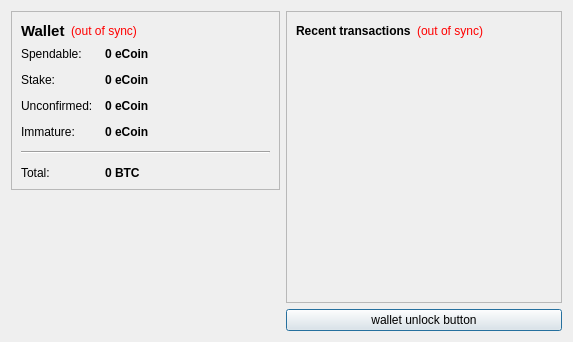
Old version of the form src/qt/forms/overviewpage.ui in the repository btcdream/ecoin.
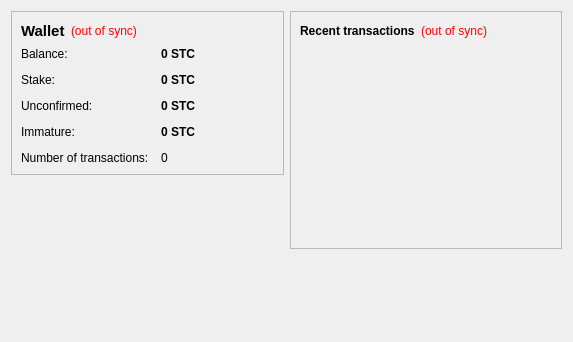
New version of the form. Icons and pictures are not drawn.

What changed in the file:
```diff
--- a/src/qt/forms/overviewpage.ui
+++ b/src/qt/forms/overviewpage.ui
@@ -13,7 +13,7 @@
   <property name="windowTitle">
    <string>Form</string>
   </property>
-  <layout class="QHBoxLayout" name="horizontalLayout" stretch="0,0">
+  <layout class="QHBoxLayout" name="horizontalLayout" stretch="1,1">
    <item>
     <layout class="QVBoxLayout" name="verticalLayout_2">
      <item>
@@ -86,7 +86,7 @@
           <item row="0" column="0">
            <widget class="QLabel" name="label">
             <property name="text">
-             <string>Spendable:</string>
+             <string>Balance:</string>
             </property>
            </widget>
           </item>
@@ -105,7 +105,7 @@
              <string>Your current spendable balance</string>
             </property>
             <property name="text">
-             <string notr="true">0 eCoin</string>
+             <string notr="true">0 STC</string>
             </property>
             <property name="textInteractionFlags">
              <set>Qt::LinksAccessibleByMouse|Qt::TextSelectableByKeyboard|Qt::TextSelectableByMouse</set>
@@ -134,7 +134,7 @@
              <string>Total of coins that was staked, and do not yet count toward the current balance</string>
             </property>
             <property name="text">
-             <string notr="true">0 eCoin</string>
+             <string notr="true">0 STC</string>
             </property>
             <property name="textInteractionFlags">
              <set>Qt::LinksAccessibleByMouse|Qt::TextSelectableByKeyboard|Qt::TextSelectableByMouse</set>
@@ -163,7 +163,7 @@
              <string>Total of transactions that have yet to be confirmed, and do not yet count toward the current balance</string>
             </property>
             <property name="text">
-             <string notr="true">0 eCoin</string>
+             <string notr="true">0 STC</string>
             </property>
             <property name="textInteractionFlags">
              <set>Qt::LinksAccessibleByMouse|Qt::TextSelectableByKeyboard|Qt::TextSelectableByMouse</set>
@@ -189,46 +189,27 @@
              <string>Mined balance that has not yet matured</string>
             </property>
             <property name="text">
-             <string notr="true">0 eCoin</string>
+             <string notr="true">0 STC</string>
             </property>
             <property name="textInteractionFlags">
              <set>Qt::LinksAccessibleByMouse|Qt::TextSelectableByKeyboard|Qt::TextSelectableByMouse</set>
             </property>
            </widget>
           </item>
-          <item row="4" column="0" colspan="2">
-           <widget class="Line" name="line">
-            <property name="orientation">
-             <enum>Qt::Horizontal</enum>
-            </property>
-           </widget>
-          </item>
-          <item row="5" column="0">
-           <widget class="QLabel" name="labelTotalText">
+          <item row="4" column="0">
+           <widget class="QLabel" name="label_2">
             <property name="text">
-             <string>Total:</string>
+             <string>Number of transactions:</string>
             </property>
            </widget>
           </item>
-          <item row="5" column="1">
-           <widget class="QLabel" name="labelTotal">
-            <property name="font">
-             <font>
-              <weight>75</weight>
-              <bold>true</bold>
-             </font>
-            </property>
-            <property name="cursor">
-             <cursorShape>IBeamCursor</cursorShape>
-            </property>
+          <item row="4" column="1">
+           <widget class="QLabel" name="labelNumTransactions">
             <property name="toolTip">
              <string>Your current total balance</string>
             </property>
             <property name="text">
-             <string notr="true">0 BTC</string>
-            </property>
-            <property name="textInteractionFlags">
-             <set>Qt::LinksAccessibleByMouse|Qt::TextSelectableByKeyboard|Qt::TextSelectableByMouse</set>
+             <string notr="true">0</string>
             </property>
            </widget>
           </item>
@@ -237,32 +218,6 @@
        </layout>
       </widget>
      </item>
-     <item>
-      <spacer name="verticalSpacer_4">
-       <property name="orientation">
-        <enum>Qt::Vertical</enum>
-       </property>
-       <property name="sizeHint" stdset="0">
-        <size>
-         <width>20</width>
-         <height>40</height>
-        </size>
-       </property>
-      </spacer>
-     </item>
-     <item>
-      <widget class="QLabel" name="label_2">
-       <property name="text">
-        <string/>
-       </property>
-       <property name="pixmap">
-        <pixmap resource="../bitcoin.qrc">:/images/Wallet_Logo</pixmap>
-       </property>
-       <property name="alignment">
-        <set>Qt::AlignCenter</set>
-       </property>
-      </widget>
-     </item>
      <item>
       <spacer name="verticalSpacer">
        <property name="orientation">
@@ -352,38 +307,17 @@
       </widget>
      </item>
      <item>
-      <widget class="QPushButton" name="unlockWalletButton">
-       <property name="sizePolicy">
-        <sizepolicy hsizetype="Minimum" vsizetype="Fixed">
-         <horstretch>0</horstretch>
-         <verstretch>0</verstretch>
-        </sizepolicy>
+      <spacer name="verticalSpacer_2">
+       <property name="orientation">
+        <enum>Qt::Vertical</enum>
        </property>
-       <property name="maximumSize">
+       <property name="sizeHint" stdset="0">
         <size>
-         <width>16777214</width>
-         <height>16777214</height>
+         <width>20</width>
+         <height>40</height>
         </size>
        </property>
-       <property name="toolTip">
-        <string/>
-       </property>
-       <property name="text">
-        <string>wallet unlock button</string>
-       </property>
-       <property name="checkable">
-        <bool>false</bool>
-       </property>
-       <property name="autoDefault">
-        <bool>false</bool>
-       </property>
-       <property name="default">
-        <bool>true</bool>
-       </property>
-       <property name="flat">
-        <bool>false</bool>
-       </property>
-      </widget>
+      </spacer>
      </item>
     </layout>
    </item>
```
Left out of the diff: 4 changed lines with no effect on the pictures.
